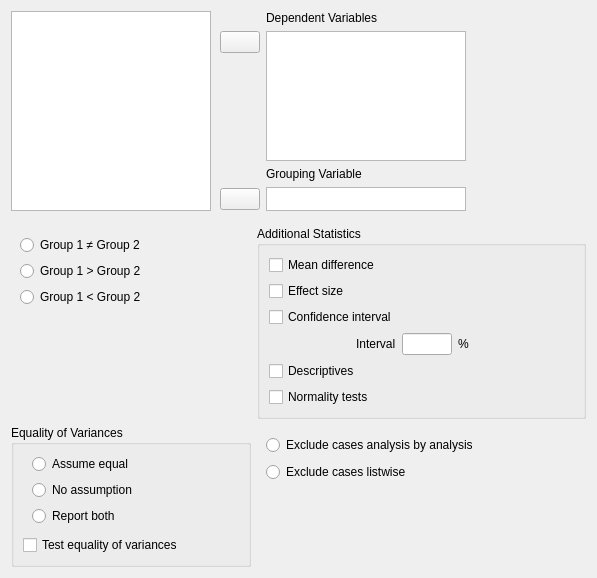
Before: the Qt Designer form JASP-Desktop/analysisforms/ttestindependentsamplesform.ui in jasp-stats/jasp-desktop, drawn with Qt 5.
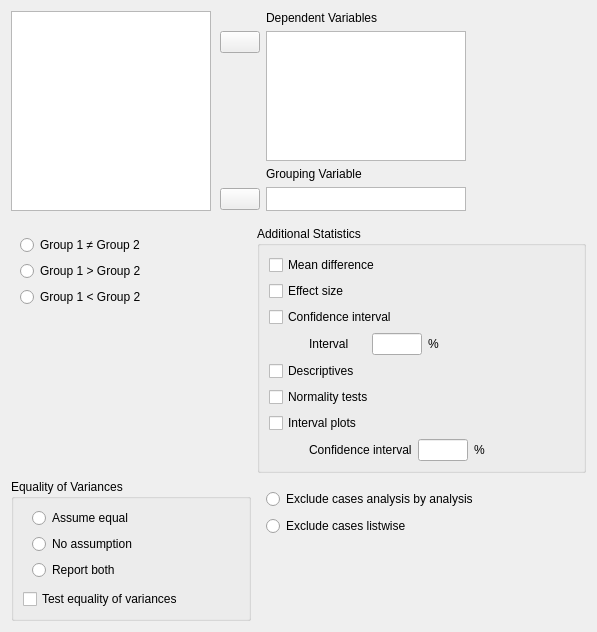
After: the same form once the commit is applied. Custom widgets are drawn as their Qt base class.

Commit message: C IS T-Test: added interval plots

What changed in the file:
```diff
--- a/JASP-Desktop/analysisforms/ttestindependentsamplesform.ui
+++ b/JASP-Desktop/analysisforms/ttestindependentsamplesform.ui
@@ -7,7 +7,7 @@
     <x>0</x>
     <y>0</y>
     <width>597</width>
-    <height>550</height>
+    <height>611</height>
    </rect>
   </property>
   <property name="windowTitle">
@@ -130,13 +130,58 @@
       <string>Additional Statistics</string>
      </property>
      <layout class="QGridLayout" name="gridLayout_3">
-      <item row="3" column="0">
-       <widget class="QWidget" name="widget_4" native="true"/>
+      <item row="3" column="0" colspan="2">
+       <widget class="QWidget" name="widget_4" native="true">
+        <layout class="QGridLayout" name="gridLayout_2">
+         <property name="leftMargin">
+          <number>40</number>
+         </property>
+         <property name="topMargin">
+          <number>0</number>
+         </property>
+         <property name="rightMargin">
+          <number>0</number>
+         </property>
+         <property name="bottomMargin">
+          <number>0</number>
+         </property>
+         <item row="0" column="0">
+          <widget class="QLabel" name="label">
+           <property name="text">
+            <string>Interval</string>
+           </property>
+          </widget>
+         </item>
+         <item row="0" column="1">
+          <widget class="BoundTextBox" name="confidenceIntervalInterval">
+           <property name="sizePolicy">
+            <sizepolicy hsizetype="Preferred" vsizetype="Fixed">
+             <horstretch>0</horstretch>
+             <verstretch>0</verstretch>
+            </sizepolicy>
+           </property>
+           <property name="maximumSize">
+            <size>
+             <width>50</width>
+             <height>16777215</height>
+            </size>
+           </property>
+          </widget>
+         </item>
+         <item row="0" column="2">
+          <widget class="QLabel" name="label_2">
+           <property name="text">
+            <string>%</string>
+           </property>
+          </widget>
+         </item>
+        </layout>
+       </widget>
       </item>
-      <item row="3" column="1">
-       <widget class="QLabel" name="label">
+      <item row="6" column="0">
+       <widget class="BoundCheckBox" name="intervalPlots">
         <property name="text">
-         <string>Interval</string>
+         <string>Interval plots</string>
         </property>
        </widget>
       </item>
@@ -160,29 +205,6 @@
         </property>
        </widget>
       </item>
-      <item row="3" column="2">
-       <widget class="BoundTextBox" name="confidenceIntervalInterval">
-        <property name="sizePolicy">
-         <sizepolicy hsizetype="Preferred" vsizetype="Fixed">
-          <horstretch>0</horstretch>
-          <verstretch>0</verstretch>
-         </sizepolicy>
-        </property>
-        <property name="maximumSize">
-         <size>
-          <width>50</width>
-          <height>16777215</height>
-         </size>
-        </property>
-       </widget>
-      </item>
-      <item row="3" column="3">
-       <widget class="QLabel" name="label_2">
-        <property name="text">
-         <string>%</string>
-        </property>
-       </widget>
-      </item>
       <item row="1" column="0">
        <widget class="BoundCheckBox" name="effectSize">
         <property name="text">
@@ -211,6 +233,61 @@
         </property>
        </widget>
       </item>
+      <item row="7" column="0" colspan="2">
+       <widget class="QWidget" name="widget_3" native="true">
+        <layout class="QGridLayout" name="gridLayout_4">
+         <property name="leftMargin">
+          <number>40</number>
+         </property>
+         <property name="topMargin">
+          <number>0</number>
+         </property>
+         <property name="rightMargin">
+          <number>0</number>
+         </property>
+         <property name="bottomMargin">
+          <number>0</number>
+         </property>
+         <item row="0" column="1">
+          <widget class="BoundTextBox" name="intervalIntervalPlots">
+           <property name="maximumSize">
+            <size>
+             <width>50</width>
+             <height>16777215</height>
+            </size>
+           </property>
+          </widget>
+         </item>
+         <item row="0" column="0">
+          <widget class="QLabel" name="label_3">
+           <property name="text">
+            <string>Confidence interval</string>
+           </property>
+          </widget>
+         </item>
+         <item row="0" column="2">
+          <widget class="QLabel" name="label_6">
+           <property name="text">
+            <string>%</string>
+           </property>
+          </widget>
+         </item>
+        </layout>
+       </widget>
+      </item>
+      <item row="7" column="4">
+       <spacer name="horizontalSpacer_2">
+        <property name="orientation">
+         <enum>Qt::Horizontal</enum>
+        </property>
+        <property name="sizeHint" stdset="0">
+         <size>
+          <width>40</width>
+          <height>20</height>
+         </size>
+        </property>
+       </spacer>
+      </item>
      </layout>
     </widget>
    </item>
```
The commit also changes 3 other files.
